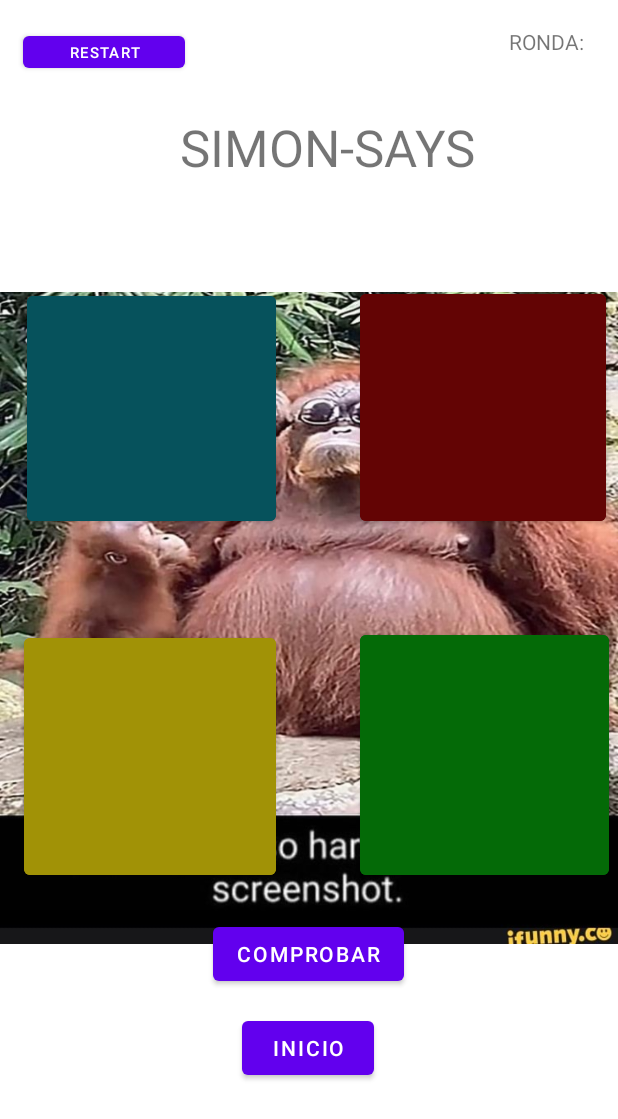
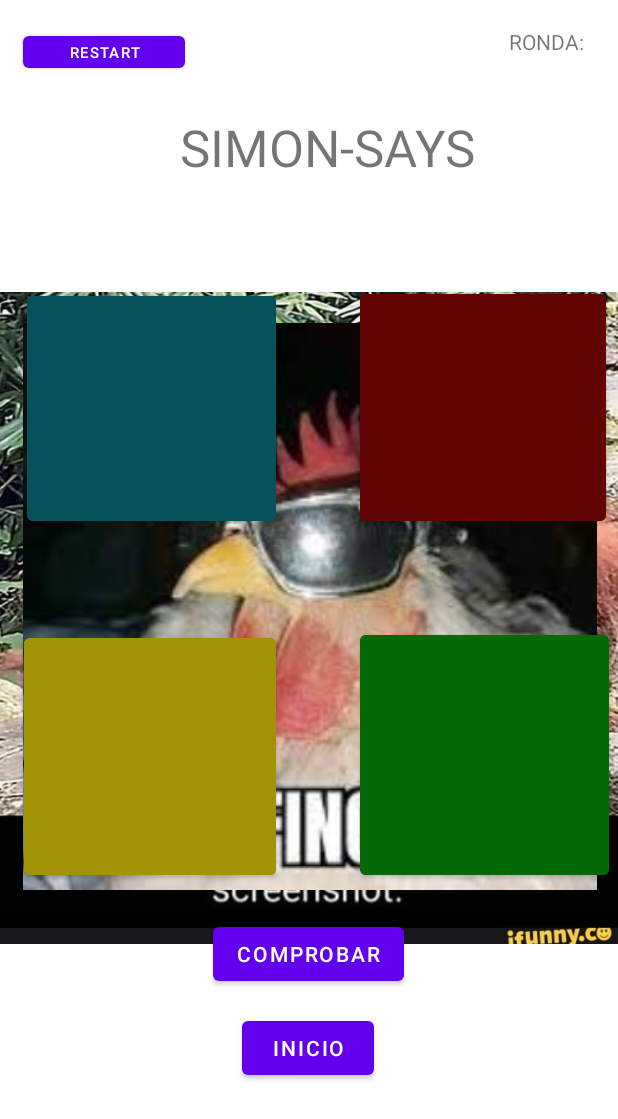
Before and after one commit to plagocastro/SimoneDice, an Android app: the layout activity_main.xml on its own in the app's theme, with its tools: preview values and no code run, on a phone screen of 412 x 824 dp. Shown: the top 1119 px of the screen. Run offline under Robolectric (Android 15) with nearby library versions, the phone set to English and light mode, and no system bars.

```diff
--- a/app/src/main/res/layout/activity_main.xml
+++ b/app/src/main/res/layout/activity_main.xml
@@ -160,5 +160,15 @@
         app:layout_constraintTop_toTopOf="parent"
         app:srcCompat="@drawable/mono" />
 
+    <ImageView
+        android:id="@+id/indice"
+        android:layout_width="545dp"
+        android:layout_height="378dp"
+        app:layout_constraintBottom_toBottomOf="@+id/mono"
+        app:layout_constraintEnd_toEndOf="parent"
+        app:layout_constraintStart_toStartOf="parent"
+        app:layout_constraintTop_toTopOf="parent"
+        app:srcCompat="@drawable/indice" />
+
 
 </androidx.constraintlayout.widget.ConstraintLayout>
```
Also changed, not shown: app/src/main/java/com/dam2/mariasimonedice/MainActivity.kt (+32 -2 lines), app/src/main/res/drawable/indice.jpeg (added).
